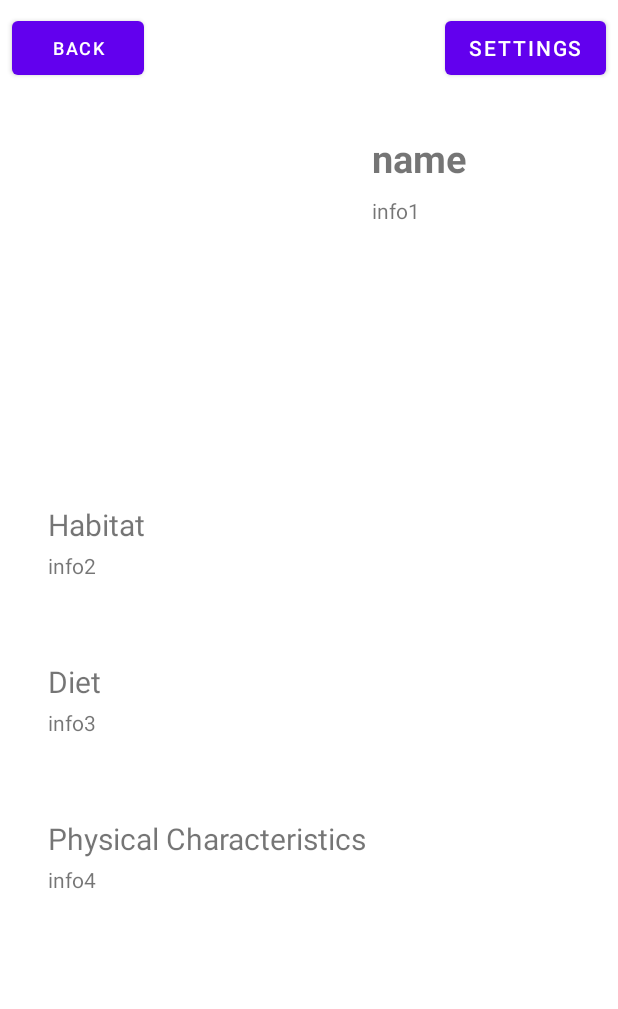
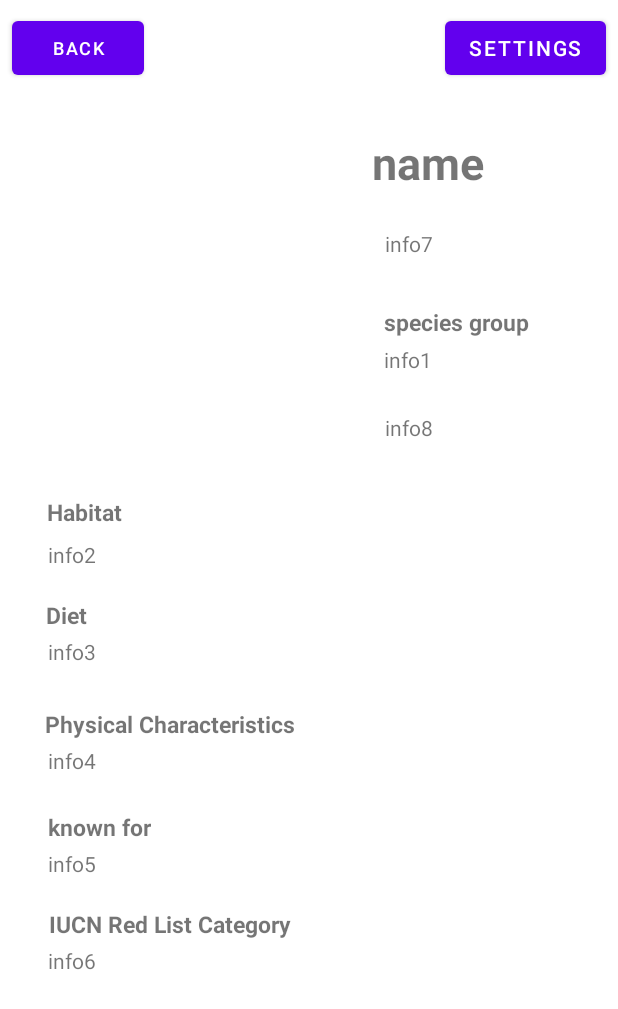
Before and after one commit to nramnara/TheWildlifeGuide, an Android app: the InfoPage screen opened directly, with no data from a screen before it, on a phone screen of 412 x 824 dp. Shown: the top 1009 px of the screen. Run offline under Robolectric (Android 15) with nearby library versions, the phone set to English and light mode, and no system bars; 7 statements that could not run were skipped.

Commit message:
new information sections in info page

```diff
--- a/app/src/main/res/layout/activity_info_page.xml
+++ b/app/src/main/res/layout/activity_info_page.xml
@@ -5,19 +5,87 @@
     xmlns:tools="http://schemas.android.com/tools"
     android:layout_width="fill_parent"
     android:layout_height="fill_parent">
+
     <androidx.constraintlayout.widget.ConstraintLayout
         android:layout_width="match_parent"
         android:layout_height="match_parent"
         tools:context=".InfoPage">
 
+
+        <TextView
+            android:id="@+id/animalinfo8TextView"
+            android:layout_width="131dp"
+            android:layout_height="wrap_content"
+            android:layout_marginTop="24dp"
+            android:text="info8"
+            app:layout_constraintEnd_toEndOf="parent"
+            app:layout_constraintStart_toEndOf="@+id/imageView"
+            app:layout_constraintTop_toBottomOf="@+id/animalinfo1TextView" />
+
+        <TextView
+            android:id="@+id/animalinfo6TextView"
+            android:layout_width="0dp"
+            android:layout_height="wrap_content"
+            android:layout_marginStart="32dp"
+            android:layout_marginTop="4dp"
+            android:layout_marginEnd="32dp"
+            android:text="info6"
+            app:layout_constraintBottom_toBottomOf="parent"
+            app:layout_constraintEnd_toEndOf="parent"
+            app:layout_constraintHorizontal_bias="0.0"
+            app:layout_constraintStart_toStartOf="parent"
+            app:layout_constraintTop_toBottomOf="@+id/sectionHeader5"
+            app:layout_constraintVertical_bias="0.0" />
+
+        <TextView
+        android:id="@+id/sectionHeader5"
+        android:layout_width="wrap_content"
+        android:layout_height="wrap_content"
+        android:layout_marginTop="20dp"
+        android:text="IUCN Red List Category"
+        android:textSize="15sp"
+        android:textStyle="bold"
+        app:layout_constraintEnd_toEndOf="parent"
+        app:layout_constraintHorizontal_bias="0.13"
+        app:layout_constraintStart_toStartOf="parent"
+        app:layout_constraintTop_toBottomOf="@+id/animalinfo5TextView" />
+
+    <TextView
+        android:id="@+id/animalinfo5TextView"
+        android:layout_width="0dp"
+        android:layout_height="wrap_content"
+        android:layout_marginStart="32dp"
+        android:layout_marginTop="4dp"
+        android:layout_marginEnd="32dp"
+        android:text="info5"
+        app:layout_constraintEnd_toEndOf="parent"
+        app:layout_constraintHorizontal_bias="0.0"
+        app:layout_constraintStart_toStartOf="parent"
+        app:layout_constraintTop_toBottomOf="@+id/sectionHeader4" />
+
+        <TextView
+            android:id="@+id/sectionHeader4"
+            android:layout_width="wrap_content"
+            android:layout_height="wrap_content"
+            android:layout_marginTop="24dp"
+            android:text="known for"
+            android:textSize="15sp"
+            android:textStyle="bold"
+            app:layout_constraintEnd_toEndOf="parent"
+            app:layout_constraintHorizontal_bias="0.093"
+            app:layout_constraintStart_toStartOf="parent"
+            app:layout_constraintTop_toBottomOf="@+id/animalinfo4TextView" />
+
         <TextView
             android:id="@+id/sectionHeader3"
             android:layout_width="wrap_content"
             android:layout_height="wrap_content"
-            android:layout_marginStart="32dp"
-            android:layout_marginTop="4dp"
-            android:text="header3"
-            android:textSize="20sp"
+            android:layout_marginTop="28dp"
+            android:text="physical characteristics"
+            android:textSize="15sp"
+            android:textStyle="bold"
+            app:layout_constraintEnd_toEndOf="parent"
+            app:layout_constraintHorizontal_bias="0.122"
             app:layout_constraintStart_toStartOf="parent"
             app:layout_constraintTop_toBottomOf="@+id/animalinfo3TextView" />
 
@@ -25,10 +93,12 @@
         android:id="@+id/sectionHeader2"
         android:layout_width="wrap_content"
         android:layout_height="wrap_content"
-            android:layout_marginStart="32dp"
-            android:layout_marginTop="4dp"
-            android:text="header2"
-            android:textSize="20sp"
+        android:layout_marginTop="20dp"
+        android:text="diet"
+        android:textSize="15sp"
+        android:textStyle="bold"
+        app:layout_constraintEnd_toEndOf="parent"
+        app:layout_constraintHorizontal_bias="0.08"
         app:layout_constraintStart_toStartOf="parent"
         app:layout_constraintTop_toBottomOf="@+id/animalinfo2TextView" />
 
@@ -40,23 +110,31 @@
             android:layout_marginTop="32dp"
             android:layout_marginEnd="32dp"
             android:text="name"
-            android:textSize="25sp"
+            android:textSize="30sp"
             android:textStyle="bold"
             app:layout_constraintEnd_toEndOf="parent"
-            app:layout_constraintStart_toEndOf="@+id/animalImageView"
+            app:layout_constraintStart_toEndOf="@+id/imageView"
             app:layout_constraintTop_toBottomOf="@+id/infopageSettings_button" />
 
     <TextView
         android:id="@+id/animalinfo1TextView"
-            android:layout_width="0dp"
-            android:layout_height="wrap_content"
-            android:layout_marginStart="16dp"
-            android:layout_marginTop="8dp"
-            android:layout_marginEnd="32dp"
+        android:layout_width="102dp"
+        android:layout_height="21dp"
+        android:layout_marginTop="4dp"
         android:text="info1"
         app:layout_constraintEnd_toEndOf="parent"
-            app:layout_constraintHorizontal_bias="0.0"
-            app:layout_constraintStart_toEndOf="@+id/animalImageView"
+        app:layout_constraintHorizontal_bias="0.311"
+        app:layout_constraintStart_toEndOf="@+id/imageView"
+        app:layout_constraintTop_toBottomOf="@+id/sectionHeader6" />
+
+    <TextView
+        android:id="@+id/animalinfo7TextView"
+        android:layout_width="131dp"
+        android:layout_height="wrap_content"
+        android:layout_marginTop="24dp"
+        android:text="info7"
+        app:layout_constraintEnd_toEndOf="parent"
+        app:layout_constraintStart_toEndOf="@+id/imageView"
         app:layout_constraintTop_toBottomOf="@+id/animalnameTextView" />
 
     <TextView
@@ -64,9 +142,8 @@
         android:layout_width="0dp"
         android:layout_height="wrap_content"
         android:layout_marginStart="32dp"
-            android:layout_marginTop="4dp"
+        android:layout_marginTop="8dp"
         android:layout_marginEnd="32dp"
-            android:paddingBottom="75px"
         android:text="info2"
         app:layout_constraintEnd_toEndOf="parent"
         app:layout_constraintHorizontal_bias="0.0"
@@ -80,7 +157,6 @@
         android:layout_marginStart="32dp"
         android:layout_marginTop="4dp"
         android:layout_marginEnd="32dp"
-            android:paddingBottom="75px"
         android:text="info3"
         app:layout_constraintEnd_toEndOf="parent"
         app:layout_constraintHorizontal_bias="0.0"
@@ -94,7 +170,6 @@
         android:layout_marginStart="32dp"
         android:layout_marginTop="4dp"
         android:layout_marginEnd="32dp"
-            android:paddingBottom="75px"
         android:text="info4"
         app:layout_constraintEnd_toEndOf="parent"
         app:layout_constraintHorizontal_bias="0.0"
@@ -123,7 +198,7 @@
         app:layout_constraintTop_toTopOf="parent" />
 
     <ImageView
-            android:id="@+id/animalImageView"
+        android:id="@+id/imageView"
         android:layout_width="200dp"
         android:layout_height="208dp"
         android:layout_marginStart="32dp"
@@ -136,11 +211,38 @@
             android:id="@+id/sectionHeader1"
             android:layout_width="wrap_content"
             android:layout_height="wrap_content"
-            android:layout_marginStart="32dp"
-            android:layout_marginTop="40dp"
-            android:text="header1"
-            android:textSize="20sp"
+            android:layout_marginTop="36dp"
+            android:text="habitat"
+            android:textSize="15sp"
+            android:textStyle="bold"
+            app:layout_constraintEnd_toEndOf="parent"
+            app:layout_constraintHorizontal_bias="0.087"
             app:layout_constraintStart_toStartOf="parent"
-            app:layout_constraintTop_toBottomOf="@+id/animalImageView" />
+            app:layout_constraintTop_toBottomOf="@+id/animalinfo8TextView" />
+
+        <TextView
+            android:id="@+id/sectionHeader6"
+            android:layout_width="107dp"
+            android:layout_height="22dp"
+            android:layout_marginTop="32dp"
+            android:text="species group"
+            android:textSize="15sp"
+            android:textStyle="bold"
+            app:layout_constraintEnd_toEndOf="parent"
+            app:layout_constraintHorizontal_bias="0.333"
+            app:layout_constraintStart_toEndOf="@+id/imageView"
+            app:layout_constraintTop_toBottomOf="@+id/animalinfo7TextView" />
+
+        <TextView
+            android:id="@+id/textviewpadding"
+            android:layout_width="wrap_content"
+            android:layout_height="wrap_content"
+            android:layout_marginTop="16dp"
+            app:layout_constraintBottom_toBottomOf="parent"
+            app:layout_constraintEnd_toEndOf="parent"
+            app:layout_constraintHorizontal_bias="0.492"
+            app:layout_constraintStart_toStartOf="parent"
+            app:layout_constraintTop_toBottomOf="@+id/animalinfo6TextView" />
+
     </androidx.constraintlayout.widget.ConstraintLayout>
 </ScrollView>
```
Lines whose indentation alone changed are shown as unchanged.
